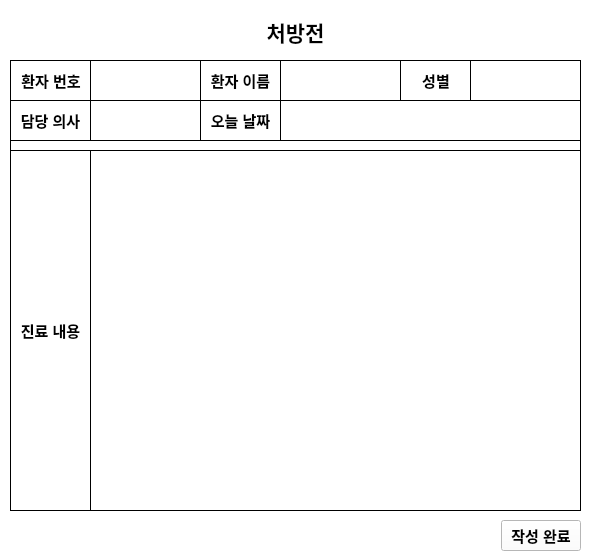
AndaCondaa/Dental_Imaging_SW_System, file Project/src/viewer/ImageViewerSW/prescription.ui: the form before one commit.
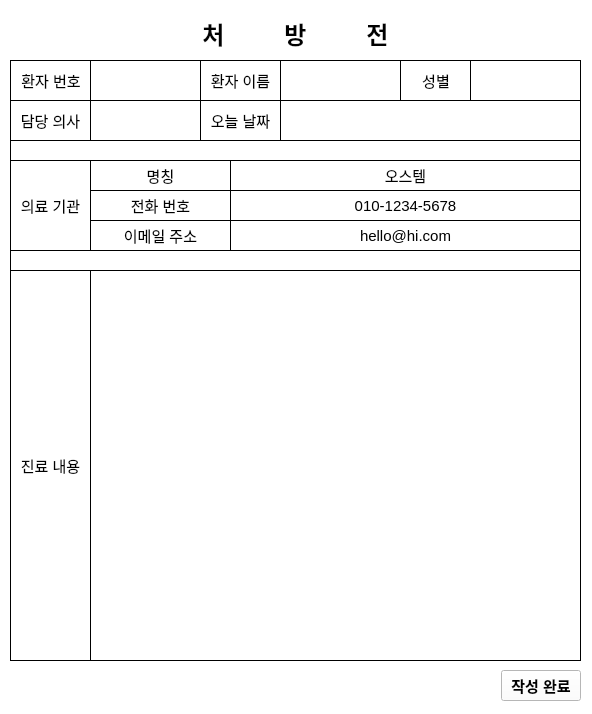
The form after the commit.

Patch:
```diff
--- a/Project/src/viewer/ImageViewerSW/prescription.ui
+++ b/Project/src/viewer/ImageViewerSW/prescription.ui
@@ -7,7 +7,7 @@
     <x>0</x>
     <y>0</y>
     <width>592</width>
-    <height>560</height>
+    <height>714</height>
    </rect>
   </property>
   <property name="windowTitle">
@@ -22,7 +22,7 @@
      <x>10</x>
      <y>140</y>
      <width>571</width>
-     <height>16</height>
+     <height>21</height>
     </rect>
    </property>
    <property name="styleSheet">
@@ -40,7 +40,7 @@
      <x>10</x>
      <y>6</y>
      <width>571</width>
-     <height>52</height>
+     <height>54</height>
     </rect>
    </property>
    <layout class="QGridLayout" name="gridLayout">
@@ -64,12 +64,12 @@
      <widget class="QLabel" name="label">
       <property name="font">
        <font>
-        <pointsize>16</pointsize>
+        <pointsize>18</pointsize>
         <bold>true</bold>
        </font>
       </property>
       <property name="text">
-       <string>처방전</string>
+       <string>처         방         전</string>
       </property>
       <property name="alignment">
        <set>Qt::AlignCenter</set>
@@ -106,7 +106,7 @@
    <property name="font">
     <font>
      <pointsize>11</pointsize>
-     <bold>true</bold>
+     <bold>false</bold>
     </font>
    </property>
    <property name="styleSheet">
@@ -159,7 +159,7 @@
    <property name="font">
     <font>
      <pointsize>11</pointsize>
-     <bold>true</bold>
+     <bold>false</bold>
     </font>
    </property>
    <property name="styleSheet">
@@ -212,7 +212,7 @@
    <property name="font">
     <font>
      <pointsize>11</pointsize>
-     <bold>true</bold>
+     <bold>false</bold>
     </font>
    </property>
    <property name="styleSheet">
@@ -265,7 +265,7 @@
    <property name="font">
     <font>
      <pointsize>11</pointsize>
-     <bold>true</bold>
+     <bold>false</bold>
     </font>
    </property>
    <property name="styleSheet">
@@ -310,15 +310,15 @@
    <property name="geometry">
     <rect>
      <x>10</x>
-     <y>150</y>
+     <y>270</y>
      <width>81</width>
-     <height>361</height>
+     <height>391</height>
     </rect>
    </property>
    <property name="font">
     <font>
      <pointsize>11</pointsize>
-     <bold>true</bold>
+     <bold>false</bold>
     </font>
    </property>
    <property name="styleSheet">
@@ -340,9 +340,9 @@
    <property name="geometry">
     <rect>
      <x>90</x>
-     <y>150</y>
+     <y>270</y>
      <width>491</width>
-     <height>361</height>
+     <height>391</height>
     </rect>
    </property>
    <property name="font">
@@ -360,7 +360,7 @@
    <property name="geometry">
     <rect>
      <x>10</x>
-     <y>520</y>
+     <y>670</y>
      <width>571</width>
      <height>31</height>
     </rect>
@@ -406,7 +406,7 @@
    <property name="font">
     <font>
      <pointsize>11</pointsize>
-     <bold>true</bold>
+     <bold>false</bold>
     </font>
    </property>
    <property name="styleSheet">
@@ -445,6 +445,237 @@
    </property>
    <property name="alignment">
     <set>Qt::AlignCenter</set>
+   </property>
+   <property name="readOnly">
+    <bool>true</bool>
+   </property>
+  </widget>
+  <widget class="QLabel" name="label_9">
+   <property name="geometry">
+    <rect>
+     <x>10</x>
+     <y>160</y>
+     <width>81</width>
+     <height>91</height>
+    </rect>
+   </property>
+   <property name="font">
+    <font>
+     <pointsize>11</pointsize>
+     <bold>false</bold>
+    </font>
+   </property>
+   <property name="styleSheet">
+    <string notr="true">border-width: 1px;
+border-style: solid;
+border-radius: 0px;</string>
+   </property>
+   <property name="text">
+    <string>의료 기관</string>
+   </property>
+   <property name="alignment">
+    <set>Qt::AlignCenter</set>
+   </property>
+   <property name="buddy">
+    <cstring>DoctorName</cstring>
+   </property>
+  </widget>
+  <widget class="QLabel" name="label_10">
+   <property name="geometry">
+    <rect>
+     <x>230</x>
+     <y>160</y>
+     <width>351</width>
+     <height>31</height>
+    </rect>
+   </property>
+   <property name="font">
+    <font>
+     <pointsize>11</pointsize>
+     <bold>false</bold>
+    </font>
+   </property>
+   <property name="styleSheet">
+    <string notr="true">border-width: 1px;
+border-style: solid;
+border-radius: 0px;</string>
+   </property>
+   <property name="text">
+    <string>오스템</string>
+   </property>
+   <property name="alignment">
+    <set>Qt::AlignCenter</set>
+   </property>
+   <property name="buddy">
+    <cstring>DoctorName</cstring>
+   </property>
+  </widget>
+  <widget class="QLabel" name="label_11">
+   <property name="geometry">
+    <rect>
+     <x>90</x>
+     <y>160</y>
+     <width>141</width>
+     <height>31</height>
+    </rect>
+   </property>
+   <property name="font">
+    <font>
+     <pointsize>11</pointsize>
+     <bold>false</bold>
+    </font>
+   </property>
+   <property name="styleSheet">
+    <string notr="true">border-width: 1px;
+border-style: solid;
+border-radius: 0px;</string>
+   </property>
+   <property name="text">
+    <string>명칭</string>
+   </property>
+   <property name="alignment">
+    <set>Qt::AlignCenter</set>
+   </property>
+   <property name="buddy">
+    <cstring>DoctorName</cstring>
+   </property>
+  </widget>
+  <widget class="QLabel" name="label_12">
+   <property name="geometry">
+    <rect>
+     <x>10</x>
+     <y>250</y>
+     <width>571</width>
+     <height>21</height>
+    </rect>
+   </property>
+   <property name="styleSheet">
+    <string notr="true">border-width: 1px;
+border-style: solid;
+border-radius: 0px;</string>
+   </property>
+   <property name="text">
+    <string/>
+   </property>
+  </widget>
+  <widget class="QLabel" name="label_13">
+   <property name="geometry">
+    <rect>
+     <x>90</x>
+     <y>220</y>
+     <width>141</width>
+     <height>31</height>
+    </rect>
+   </property>
+   <property name="font">
+    <font>
+     <pointsize>11</pointsize>
+     <bold>false</bold>
+    </font>
+   </property>
+   <property name="styleSheet">
+    <string notr="true">border-width: 1px;
+border-style: solid;
+border-radius: 0px;</string>
+   </property>
+   <property name="text">
+    <string>이메일 주소</string>
+   </property>
+   <property name="alignment">
+    <set>Qt::AlignCenter</set>
+   </property>
+   <property name="buddy">
+    <cstring>DoctorName</cstring>
+   </property>
+  </widget>
+  <widget class="QLabel" name="label_14">
+   <property name="geometry">
+    <rect>
+     <x>90</x>
+     <y>190</y>
+     <width>141</width>
+     <height>31</height>
+    </rect>
+   </property>
+   <property name="font">
+    <font>
+     <pointsize>11</pointsize>
+     <bold>false</bold>
+    </font>
+   </property>
+   <property name="styleSheet">
+    <string notr="true">border-width: 1px;
+border-style: solid;
+border-radius: 0px;</string>
+   </property>
+   <property name="text">
+    <string>전화 번호</string>
+   </property>
+   <property name="alignment">
+    <set>Qt::AlignCenter</set>
+   </property>
+   <property name="buddy">
+    <cstring>DoctorName</cstring>
+   </property>
+  </widget>
+  <widget class="QLabel" name="label_15">
+   <property name="geometry">
+    <rect>
+     <x>230</x>
+     <y>190</y>
+     <width>351</width>
+     <height>31</height>
+    </rect>
+   </property>
+   <property name="font">
+    <font>
+     <pointsize>11</pointsize>
+     <bold>false</bold>
+    </font>
+   </property>
+   <property name="styleSheet">
+    <string notr="true">border-width: 1px;
+border-style: solid;
+border-radius: 0px;</string>
+   </property>
+   <property name="text">
+    <string>010-1234-5678</string>
+   </property>
+   <property name="alignment">
+    <set>Qt::AlignCenter</set>
+   </property>
+   <property name="buddy">
+    <cstring>DoctorName</cstring>
+   </property>
+  </widget>
+  <widget class="QLabel" name="label_16">
+   <property name="geometry">
+    <rect>
+     <x>230</x>
+     <y>220</y>
+     <width>351</width>
+     <height>31</height>
+    </rect>
+   </property>
+   <property name="font">
+    <font>
+     <pointsize>11</pointsize>
+     <bold>false</bold>
+    </font>
+   </property>
+   <property name="styleSheet">
+    <string notr="true">border-width: 1px;
+border-style: solid;
+border-radius: 0px;</string>
+   </property>
+   <property name="text">
+    <string>hello@hi.com</string>
+   </property>
+   <property name="alignment">
+    <set>Qt::AlignCenter</set>
+   </property>
+   <property name="buddy">
+    <cstring>DoctorName</cstring>
    </property>
   </widget>
  </widget>
```
Left out of the diff: 12 changed lines with no effect on the pictures.
